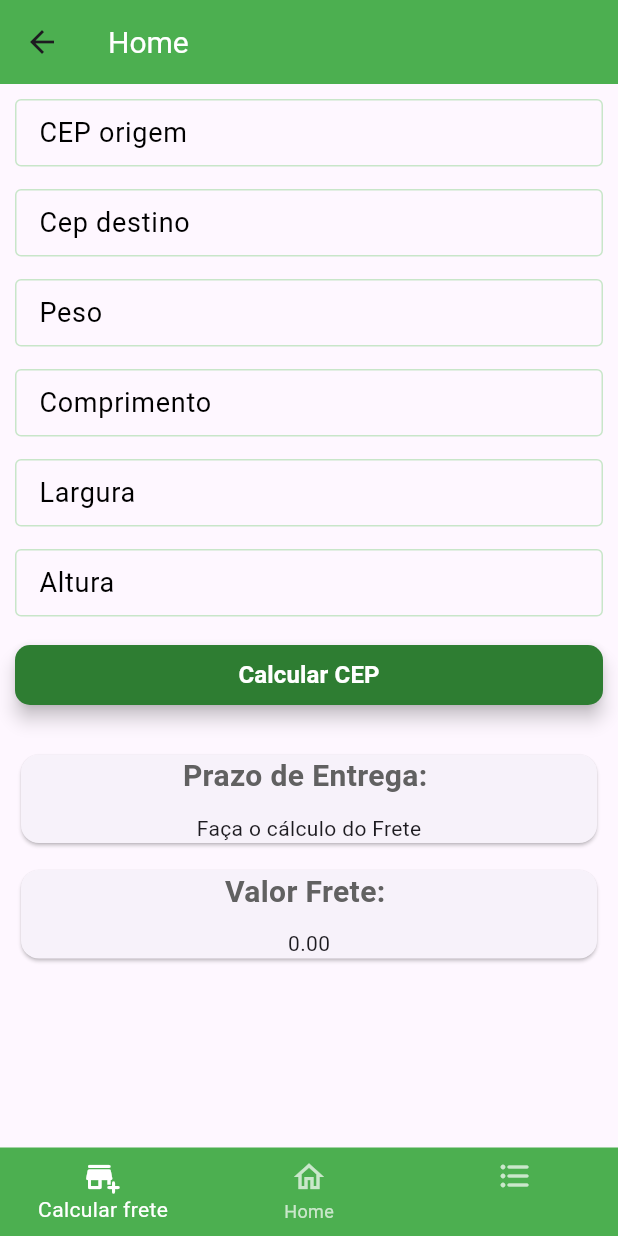
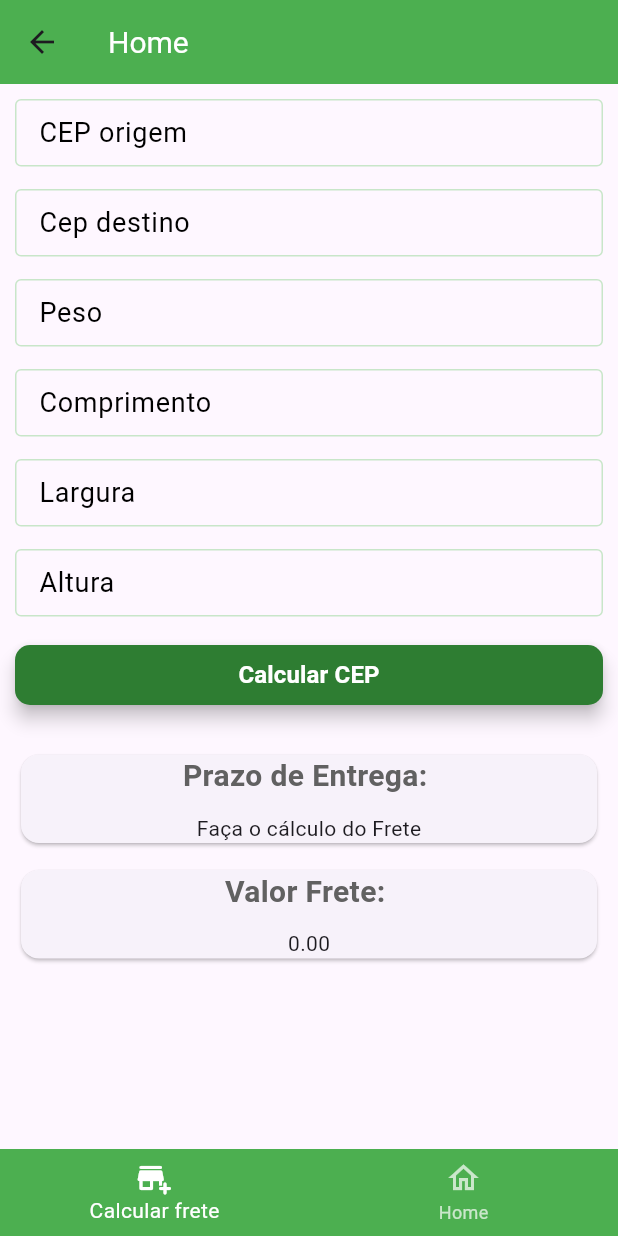
Before and after one commit to gusfrancoo/Atividade-Flutter-2, a Flutter app: the GlobalScaffold screen opened by its route, on a phone screen of 412 x 824 dp. Run offline on Flutter 3.47's test engine with Material 3 defaults, Android fonts, the phone set to English and light mode, and no system bars; our stand-ins replace dio, get, get_storage; accounts and stored records are empty.

Commit message:
:lipstick: tirando menu desnecessário

```diff
--- a/lib/utils/widgets/global_scaffold.dart
+++ b/lib/utils/widgets/global_scaffold.dart
@@ -67,11 +67,11 @@ class GlobalScaffold extends StatelessWidget {
                     activeIcon: Icon(Icons.home),
                     label: 'Home',
                   ),
-                  BottomNavigationBarItem(
-                    icon: Icon(Icons.format_list_bulleted_rounded),
-                    activeIcon: Icon(Icons.list_rounded),
-                    label: '',
-                  ),
+                  // BottomNavigationBarItem(
+                  //   icon: Icon(Icons.format_list_bulleted_rounded),
+                  //   activeIcon: Icon(Icons.list_rounded),
+                  //   label: '',
+                  // ),
                 ],
               ),
 
```
